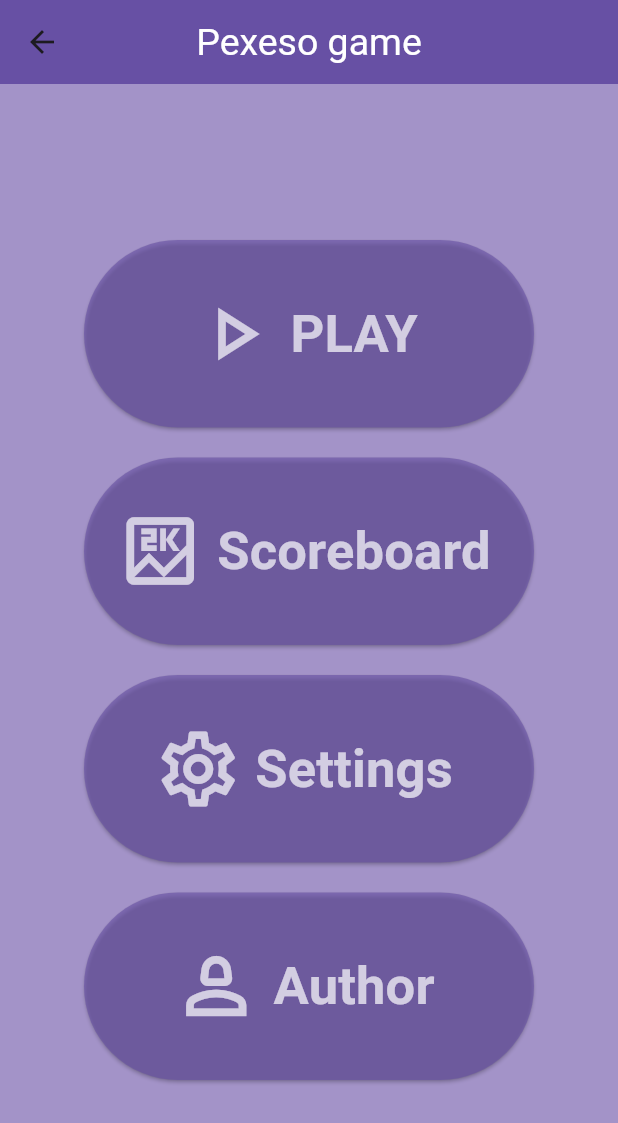
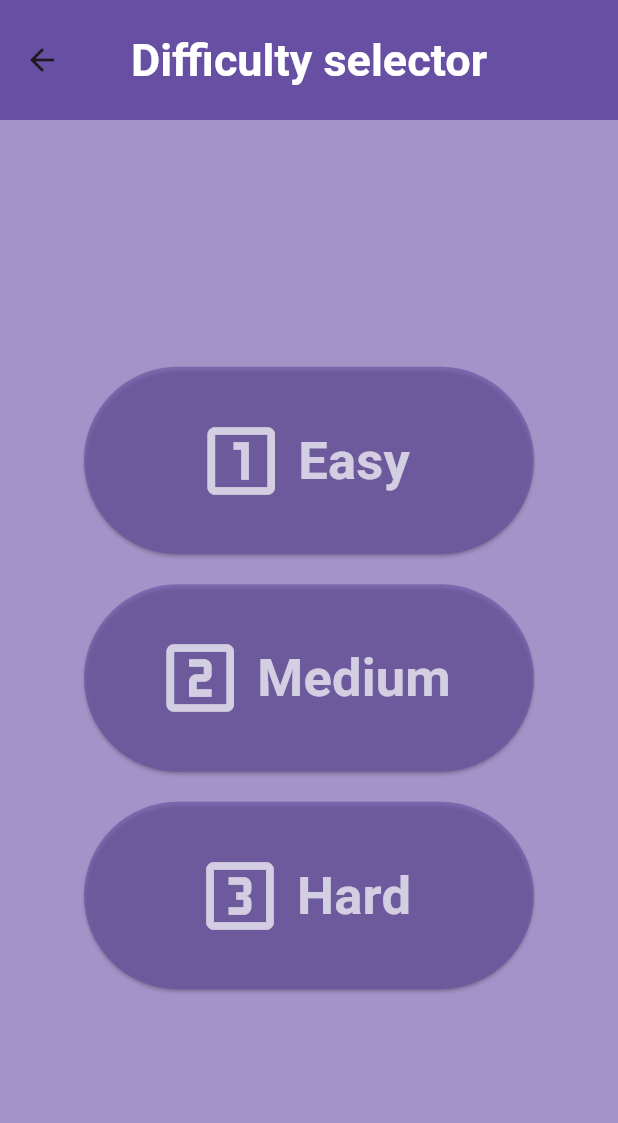
Before and after one commit to DominikZampach/pexeso_project, a Flutter app: the HomePage screen opened by its route, after a tap on "PLAY", on a phone screen of 412 x 824 dp. Shown: the top 1123 px of the screen. Run offline on Flutter 3.47's test engine with Material 3 defaults, Android fonts, the light colour scheme and no system bars.

Commit message:
Big changes

```diff
--- a/lib/main.dart
+++ b/lib/main.dart
@@ -1,5 +1,7 @@
 import 'package:flutter/material.dart';
+import 'package:pexeso_project/pages/difficulty_selector.dart';
 import 'package:pexeso_project/pages/home.dart';
+import 'package:pexeso_project/pages/scoreboard.dart';
 import 'package:pexeso_project/pages/settings.dart';
 
 void main() {
@@ -19,6 +21,8 @@ class MyApp extends StatelessWidget {
       routes: {
         '/homepage': (context) => const HomePage(),
         '/settings': (context) => const SettingsWindow(),
+        '/scoreboard': (context) => const ScoreboardPage(),
+        '/difficulty': (context) => const DifficultySelectorPage(),
       },
     );
   }
--- /dev/null
+++ b/lib/pages/difficulty_selector.dart
@@ -0,0 +1,103 @@
+import 'package:flutter/material.dart';
+import 'package:pexeso_project/pages/home.dart';
+
+import 'start_dialog.dart';
+
+class DifficultySelectorPage extends StatelessWidget {
+  const DifficultySelectorPage({super.key});
+
+  @override
+  Widget build(BuildContext context) {
+    return Scaffold(
+      appBar: appBarDifficulty(context),
+      body: bodyDifficultySelector(context),
+    );
+  }
+
+  Container bodyDifficultySelector(BuildContext context) {
+    return Container(
+      color: Theme.of(context).primaryColor.withOpacity(0.6),
+      child: Center(
+        child: Padding(
+          padding: const EdgeInsets.all(10),
+          child: Center(
+            child: Column(
+              mainAxisAlignment: MainAxisAlignment.center,
+              children: [
+                ElevatedButton.icon(
+                    onPressed: () {
+                      Navigator.push(
+                          context,
+                          MaterialPageRoute(
+                              builder: (context) => StartDialog(
+                                    difficulty: 1,
+                                  )));
+                    },
+                    icon: const Icon(
+                      Icons.looks_one_outlined,
+                      color: Colors.white70,
+                    ),
+                    style: const HomePage().btnStyle(context),
+                    label: Text(
+                      "Easy",
+                      style: const HomePage().btnTextStyle(),
+                    )),
+                const SizedBox(height: 20),
+                ElevatedButton.icon(
+                    onPressed: () {
+                      Navigator.push(
+                          context,
+                          MaterialPageRoute(
+                              builder: (context) => StartDialog(
+                                    difficulty: 2,
+                                  )));
+                    },
+                    icon: const Icon(
+                      Icons.looks_two_outlined,
+                      color: Colors.white70,
+                    ),
+                    style: const HomePage().btnStyle(context),
+                    label: Text(
+                      "Medium",
+                      style: const HomePage().btnTextStyle(),
+                    )),
+                const SizedBox(height: 20),
+                ElevatedButton.icon(
+                    onPressed: () {
+                      Navigator.push(
+                          context,
+                          MaterialPageRoute(
+                              builder: (context) => StartDialog(
+                                    difficulty: 3,
+                                  )));
+                    },
+                    icon: const Icon(
+                      Icons.looks_3_outlined,
+                      color: Colors.white70,
+                    ),
+                    style: const HomePage().btnStyle(context),
+                    label: Text(
+                      "Hard",
+                      style: const HomePage().btnTextStyle(),
+                    )),
+              ],
+            ),
+          ),
+        ),
+      ),
+    );
+  }
+
+  PreferredSize appBarDifficulty(BuildContext context) {
+    return PreferredSize(
+        preferredSize: const Size.fromHeight(80),
+        child: AppBar(
+          title: const Text('Difficulty selector'),
+          titleTextStyle: const TextStyle(
+              color: Colors.white, fontSize: 30, fontWeight: FontWeight.bold),
+          centerTitle: true,
+          backgroundColor: Theme.of(context).primaryColor,
+          toolbarHeight: 80,
+        ));
+  }
+}
--- /dev/null
+++ b/lib/pages/game.dart
@@ -0,0 +1,148 @@
+import 'package:flutter/material.dart';
+import 'dart:async';
+
+const List<Icon> iconsList = [
+  Icon(Icons.house),
+  Icon(Icons.toys),
+  Icon(Icons.alarm),
+  Icon(Icons.adf_scanner),
+  Icon(Icons.airplanemode_active),
+  Icon(Icons.photo_camera),
+  Icon(Icons.backpack),
+  Icon(Icons.iron),
+  Icon(Icons.discord),
+  Icon(Icons.bike_scooter),
+  Icon(Icons.flag),
+  Icon(Icons.headphones)
+]; // 12 ikon
+
+class FullGame extends StatefulWidget {
+  final int difficulty;
+  final Stopwatch stopwatch;
+  const FullGame({Key? key, required this.difficulty, required this.stopwatch})
+      : super(key: key);
+
+  @override
+  State<FullGame> createState() => _FullGameState();
+}
+
+class _FullGameState extends State<FullGame> {
+  late Timer timer;
+
+  @override
+  void initState() {
+    super.initState();
+    timer = Timer.periodic(const Duration(milliseconds: 10), (timer) {
+      setState(() {});
+    });
+  }
+
+  @override
+  void dispose() {
+    timer.cancel();
+    super.dispose();
+  }
+
+  @override
+  Widget build(BuildContext context) {
+    return PopScope(
+      // Now the user cannot go back :D
+      canPop: false,
+      child: Scaffold(
+          appBar: appBar(widget.difficulty, context, widget.stopwatch),
+          // body: bodyGame(context, widget.difficulty)),
+          body: GameBody(
+            difficulty: widget.difficulty,
+          )),
+    );
+  }
+}
+
+class GameBody extends StatefulWidget {
+  final int? difficulty;
+  const GameBody({Key? key, required this.difficulty}) : super(key: key);
+
+  @override
+  State<GameBody> createState() => _GameBodyState();
+}
+
+class _GameBodyState extends State<GameBody> {
+  Map<String, int>? createIconsMap(int? difficulty) {
+    var possibleIcons = List.from(iconsList);
+    possibleIcons.shuffle();
+    if (difficulty == 1) {
+      return {for (var item in possibleIcons.take(6)) item: 2};
+    } else if (difficulty == 2) {
+      return {for (var item in possibleIcons.take(8)) item: 2};
+    } else {
+      return {for (var item in possibleIcons) item: 2};
+    }
+  }
+
+  @override
+  Widget build(BuildContext context) {
+    var mapItems = createIconsMap(widget.difficulty);
+
+    if (widget.difficulty == 1) {
+      return Container();
+    } else if (widget.difficulty == 2) {
+      return Container();
+    } else {
+      return Container();
+    }
+  }
+}
+
+PreferredSize appBar(int lvl, BuildContext context, Stopwatch stopwatch) =>
+    PreferredSize(
+        preferredSize: const Size.fromHeight(120),
+        child: AppBar(
+          backgroundColor: Theme.of(context).primaryColor,
+          centerTitle: true,
+          title: Text(
+            "Level $lvl",
+            style: const TextStyle(
+                fontSize: 30, fontWeight: FontWeight.bold, color: Colors.white),
+          ),
+          toolbarHeight: 80,
+          leading: Container(),
+          flexibleSpace: Container(
+            padding: const EdgeInsets.all(12),
+            color: Theme.of(context).primaryColor,
+            alignment: Alignment.bottomCenter,
+            child: Row(
+              mainAxisAlignment: MainAxisAlignment.spaceBetween,
+              children: [
+                Text(
+                  "Time: ${(stopwatch.elapsedMilliseconds / 1000).toStringAsFixed(2)} sec",
+                  style: appBarStatisticsStats(),
+                ),
+                Text(
+                  "Attempts: xx",
+                  style: appBarStatisticsStats(),
+                )
+              ],
+            ),
+          ),
+        ));
+
+PreferredSize appBarStartDialog(
+        int lvl, BuildContext context, Stopwatch stopwatch) =>
+    PreferredSize(
+        preferredSize: const Size.fromHeight(80),
+        child: AppBar(
+          backgroundColor: Theme.of(context).primaryColor,
+          centerTitle: true,
+          title: Text(
+            "Level $lvl",
+            style: const TextStyle(
+                fontSize: 30, fontWeight: FontWeight.bold, color: Colors.white),
+          ),
+          toolbarHeight: 80,
+          leading: Container(),
+        ));
+
+TextStyle appBarStatisticsStats() {
+  return const TextStyle(
+      color: Colors.white, fontSize: 24, fontWeight: FontWeight.bold);
+}
--- a/lib/pages/home.dart
+++ b/lib/pages/home.dart
@@ -22,89 +22,46 @@ class HomePage extends StatelessWidget {
             children: [
               // TODO add own icons
               ElevatedButton.icon(
-                onPressed: () {},
-                label: const Text("PLAY",
-                    style: TextStyle(
-                        fontSize: 35,
-                        fontWeight: FontWeight.bold,
-                        color: Colors.white70)),
+                  onPressed: () {
+                    Navigator.pushNamed(context, '/difficulty');
+                  },
+                  label: Text("PLAY", style: btnTextStyle()),
                   icon: const Icon(
                     Icons.play_arrow_outlined,
                     color: Colors.white70,
                   ),
-                style: ButtonStyle(
-                  backgroundColor: MaterialStateProperty.all(
-                      Theme.of(context).primaryColor.withAlpha(156)),
-                  iconSize: MaterialStateProperty.all(60),
-                  fixedSize: MaterialStateProperty.all(
-                    const Size(300, 125),
-                  ),
-                ),
-              ),
+                  style: btnStyle(context)),
               const SizedBox(height: 20),
               ElevatedButton.icon(
                   onPressed: () {},
-                label: const Text("Scoreboard",
-                    style: TextStyle(
-                        fontSize: 35,
-                        fontWeight: FontWeight.bold,
-                        color: Colors.white70)),
+                  label: Text("Scoreboard", style: btnTextStyle()),
                   icon: const Icon(
                     Icons.score_outlined,
                     color: Colors.white70,
                   ),
-                style: ButtonStyle(
-                  backgroundColor: MaterialStateProperty.all(
-                      Theme.of(context).primaryColor.withAlpha(156)),
-                  iconSize: MaterialStateProperty.all(60),
-                  fixedSize: MaterialStateProperty.all(
-                    const Size(300, 125),
-                  ),
-                ),
-              ),
+                  style: btnStyle(context)),
               const SizedBox(height: 20),
               ElevatedButton.icon(
                 onPressed: () {
                   Navigator.pushNamed(context, '/settings');
                 },
-                label: const Text("Settings",
-                    style: TextStyle(
-                        fontSize: 35,
-                        fontWeight: FontWeight.bold,
-                        color: Colors.white70)),
+                label: Text("Settings", style: btnTextStyle()),
                 icon: const Icon(
                   Icons.settings_outlined,
                   color: Colors.white70,
                 ),
-                style: ButtonStyle(
-                  backgroundColor: MaterialStateProperty.all(
-                      Theme.of(context).primaryColor.withAlpha(156)),
-                  iconSize: MaterialStateProperty.all(60),
-                  fixedSize: MaterialStateProperty.all(
-                    const Size(300, 125),
-                  ),
-                ),
+                style: btnStyle(context),
               ),
               const SizedBox(height: 20),
               ElevatedButton.icon(
+                // Would say this is button to page what will be little troll
                 onPressed: () {},
-                label: const Text("Author",
-                    style: TextStyle(
-                        fontSize: 35,
-                        fontWeight: FontWeight.bold,
-                        color: Colors.white70)),
+                label: Text("Author", style: btnTextStyle()),
                 icon: const Icon(
                   Icons.person_2_outlined,
                   color: Colors.white70,
                 ),
-                style: ButtonStyle(
-                  backgroundColor: MaterialStateProperty.all(
-                      Theme.of(context).primaryColor.withAlpha(156)),
-                  iconSize: MaterialStateProperty.all(60),
-                  fixedSize: MaterialStateProperty.all(
-                    const Size(300, 125),
-                  ),
-                ),
+                style: btnStyle(context),
               ),
             ],
           ),
@@ -113,12 +70,32 @@ class HomePage extends StatelessWidget {
     );
   }
 
-  AppBar appBar(BuildContext context) {
-    return AppBar(
+  TextStyle btnTextStyle() {
+    return const TextStyle(
+        fontSize: 35, fontWeight: FontWeight.bold, color: Colors.white70);
+  }
+
+  ButtonStyle btnStyle(BuildContext context) {
+    return ButtonStyle(
+      backgroundColor: MaterialStateProperty.all(
+          Theme.of(context).primaryColor.withAlpha(156)),
+      iconSize: MaterialStateProperty.all(60),
+      fixedSize: MaterialStateProperty.all(
+        const Size(300, 125),
+      ),
+    );
+  }
+
+  PreferredSize appBar(BuildContext context) {
+    return PreferredSize(
+        preferredSize: const Size.fromHeight(80),
+        child: AppBar(
           title: const Text("Pexeso game"),
-      titleTextStyle: const TextStyle(color: Colors.white, fontSize: 25),
+          titleTextStyle: const TextStyle(
+              color: Colors.white, fontSize: 30, fontWeight: FontWeight.bold),
           centerTitle: true,
           backgroundColor: Theme.of(context).primaryColor,
-    );
+          toolbarHeight: 80,
+        ));
   }
 }
```
Also changed, not shown: lib/pages/scoreboard.dart (added, +10 -0 lines), lib/pages/start_dialog.dart (added, +42 -0 lines). Lines whose indentation alone changed are shown as unchanged.
